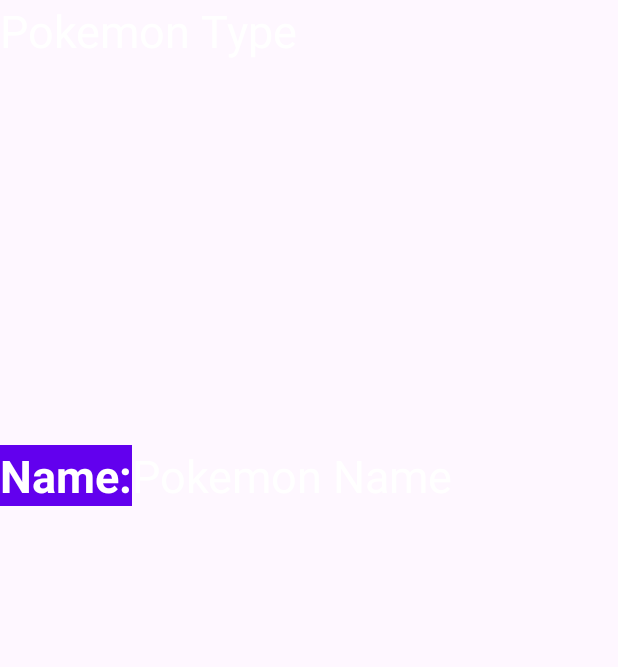
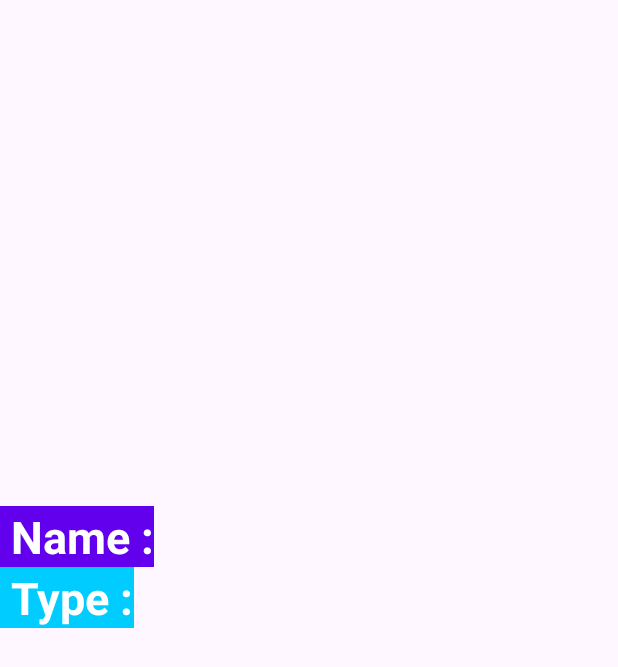
Before and after one commit to Dxsonu7/Pokemon-Recycle-App, an Android app: the layout poke_item.xml on its own in the app's theme, with its tools: preview values and no code run, on a phone screen of 412 x 824 dp. Shown: the top 667 px of the screen. Run offline under Robolectric (Android 15) with nearby library versions, the phone set to English and light mode, and no system bars; network calls fail.

Commit message:
implemented kotlin case replace

```diff
--- a/app/src/main/java/com/example/marvelapp/PokeAdapter.kt
+++ b/app/src/main/java/com/example/marvelapp/PokeAdapter.kt
@@ -55,8 +55,8 @@ class PokeAdapter(private val pokemonList: List<Pokemon>) :
 
     override fun onBindViewHolder(holder: ViewHolder, position: Int) {
         val currentPokemon = pokemonList[position]
-        holder.nameTextView.text = " ${currentPokemon.name}"
-        holder.typeTextView.text = "${currentPokemon.type}"
+        holder.nameTextView.text = " ${currentPokemon.name.replaceFirstChar { it.uppercase() }}"
+        holder.typeTextView.text = "   ${currentPokemon.type.replaceFirstChar { it.uppercase() }}"
         Glide.with(holder.itemView.context).load(currentPokemon.imageUrl).into(holder.imageView)
     }
 
--- a/app/src/main/res/layout/poke_item.xml
+++ b/app/src/main/res/layout/poke_item.xml
@@ -21,7 +21,7 @@
         android:id="@+id/nameTitle"
         android:layout_width="wrap_content"
         android:layout_height="wrap_content"
-        android:text="Name:"
+        android:text=" Name :"
         android:background="@color/purple_500"
         android:textColor="@color/white"
         android:textStyle="bold"
@@ -35,24 +35,36 @@
         android:layout_width="wrap_content"
         android:textSize="30sp"
         android:textColor="@color/white"
-        android:hint="Name:"
+        android:text=""
         android:layout_height="wrap_content"
         android:layout_marginBottom="32dp"
-        android:text="Pokemon Name"
         app:layout_constraintStart_toEndOf="@id/nameTitle"
         app:layout_constraintTop_toBottomOf="@id/pokemonImageView"
         />
+
+    <TextView
+        android:id="@+id/typeTitle"
+        android:layout_width="wrap_content"
+        android:layout_height="wrap_content"
+        android:text=" Type :"
+        android:background="@color/blue"
+        android:textColor="@color/white"
+        android:textStyle="bold"
+        android:layout_marginBottom="32dp"
+        android:textSize="30sp"
+        app:layout_constraintTop_toBottomOf="@id/nameTitle"
+        app:layout_constraintEnd_toStartOf="@id/typeTextView" />
 
     <TextView
         android:id="@+id/typeTextView"
         android:layout_width="wrap_content"
         android:layout_height="wrap_content"
         android:textSize="30sp"
-        android:hint="Type"
         android:textColor="@color/white"
         android:layout_marginBottom="48dp"
-        android:text="Pokemon Type"
-        tools:ignore="MissingConstraints"/>
+        android:text=""
+        app:layout_constraintStart_toEndOf="@id/typeTitle"
+        app:layout_constraintTop_toBottomOf="@id/nameTitle"/>
 
 
 </androidx.constraintlayout.widget.ConstraintLayout>
--- a/app/src/main/res/values/colors.xml
+++ b/app/src/main/res/values/colors.xml
@@ -7,4 +7,5 @@
     <color name="purple_200">#FFBB86FC</color>
     <color name="purple_500">#FF6200EE</color>
     <color name="purple_700">#FF3700B3</color>
+    <color name="blue">#00CCFF</color>
 </resources>
```
